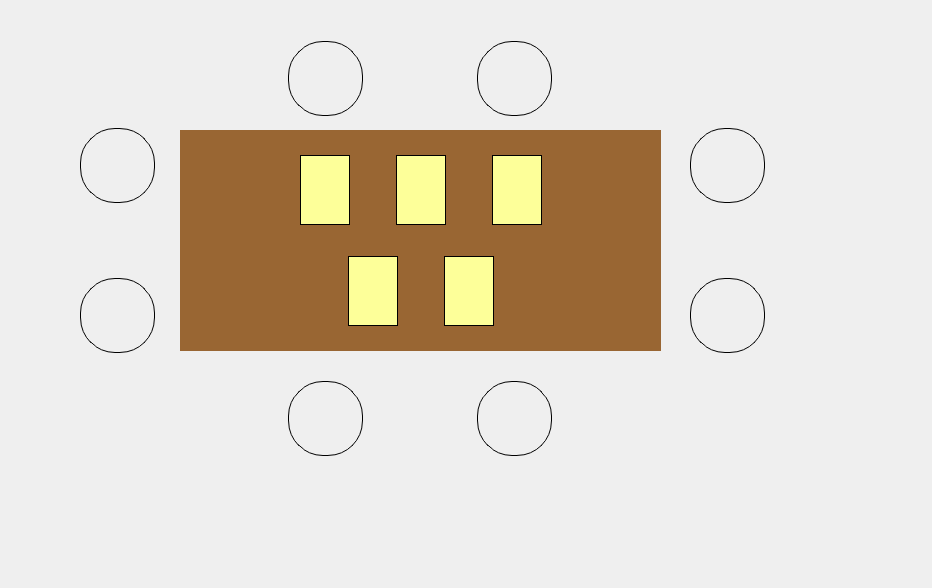
Old version of the form test_craig/plateau.ui in the repository gbequet/time_bomb.
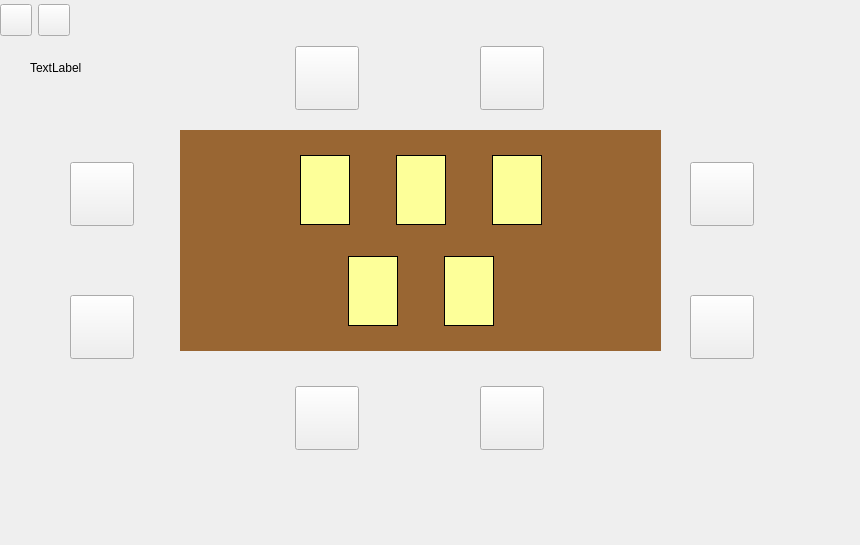
New version of the form. Icons and pictures are not drawn.

Commit message: Plateau de jeu

The edit to the form file:
```diff
--- a/test_craig/plateau.ui
+++ b/test_craig/plateau.ui
@@ -6,8 +6,8 @@
    <rect>
     <x>0</x>
     <y>0</y>
-    <width>932</width>
-    <height>588</height>
+    <width>860</width>
+    <height>545</height>
    </rect>
   </property>
   <property name="windowTitle">
@@ -310,7 +310,81 @@
      <height>41</height>
     </rect>
    </property>
-   <layout class="QHBoxLayout" name="Infos_line"/>
+   <layout class="QHBoxLayout" name="Infos_line">
+    <item>
+     <widget class="QPushButton" name="home_button">
+      <property name="minimumSize">
+       <size>
+        <width>32</width>
+        <height>32</height>
+       </size>
+      </property>
+      <property name="maximumSize">
+       <size>
+        <width>32</width>
+        <height>32</height>
+       </size>
+      </property>
+      <property name="styleSheet">
+       <string notr="true">border-image: url(:icons/button-home.png);</string>
+      </property>
+      <property name="text">
+       <string/>
+      </property>
+     </widget>
+    </item>
+    <item>
+     <widget class="QPushButton" name="rules_button">
+      <property name="minimumSize">
+       <size>
+        <width>32</width>
+        <height>32</height>
+       </size>
+      </property>
+      <property name="maximumSize">
+       <size>
+        <width>32</width>
+        <height>32</height>
+       </size>
+      </property>
+      <property name="styleSheet">
+       <string notr="true">border-image: url(:icons/button-rules.png);</string>
+      </property>
+      <property name="text">
+       <string/>
+      </property>
+     </widget>
+    </item>
+    <item>
+     <spacer name="horizontalSpacer_2">
+      <property name="orientation">
+       <enum>Qt::Horizontal</enum>
+      </property>
+      <property name="sizeHint" stdset="0">
+       <size>
+        <width>40</width>
+        <height>20</height>
+       </size>
+      </property>
+     </spacer>
+    </item>
+    <item>
+     <spacer name="horizontalSpacer">
+      <property name="orientation">
+       <enum>Qt::Horizontal</enum>
+      </property>
+      <property name="sizeHint" stdset="0">
+       <size>
+        <width>40</width>
+        <height>20</height>
+       </size>
+      </property>
+     </spacer>
+    </item>
+    <item>
+     <layout class="QHBoxLayout" name="horizontalLayout_2"/>
+    </item>
+   </layout>
   </widget>
   <widget class="QWidget" name="horizontalLayoutWidget_2">
    <property name="geometry">
@@ -342,22 +416,24 @@
      </spacer>
     </item>
     <item>
-     <widget class="QWidget" name="player_bot_left" native="true">
+     <widget class="QPushButton" name="player_button_3">
       <property name="minimumSize">
        <size>
-        <width>75</width>
-        <height>75</height>
+        <width>64</width>
+        <height>64</height>
        </size>
       </property>
       <property name="maximumSize">
        <size>
-        <width>75</width>
-        <height>75</height>
+        <width>64</width>
+        <height>64</height>
        </size>
       </property>
       <property name="styleSheet">
-       <string notr="true">border : 1px solid black;
-border-radius:35px;</string>
+       <string notr="true">border-image: url(:back.png);</string>
+      </property>
+      <property name="text">
+       <string/>
       </property>
      </widget>
     </item>
@@ -378,22 +454,24 @@
      </spacer>
     </item>
     <item>
-     <widget class="QWidget" name="player_bot_right" native="true">
+     <widget class="QPushButton" name="player_button_4">
       <property name="minimumSize">
        <size>
-        <width>75</width>
-        <height>75</height>
+        <width>64</width>
+        <height>64</height>
        </size>
       </property>
       <property name="maximumSize">
        <size>
-        <width>75</width>
-        <height>75</height>
+        <width>64</width>
+        <height>64</height>
        </size>
       </property>
       <property name="styleSheet">
-       <string notr="true">border : 1px solid black;
-border-radius:35px;</string>
+       <string notr="true">border-image: url(:back.png);</string>
+      </property>
+      <property name="text">
+       <string/>
       </property>
      </widget>
     </item>
@@ -442,22 +520,24 @@
      </spacer>
     </item>
     <item>
-     <widget class="QWidget" name="player_top_left" native="true">
+     <widget class="QPushButton" name="player_button_8">
       <property name="minimumSize">
        <size>
-        <width>75</width>
-        <height>75</height>
+        <width>64</width>
+        <height>64</height>
        </size>
       </property>
       <property name="maximumSize">
        <size>
-        <width>75</width>
-        <height>75</height>
+        <width>64</width>
+        <height>64</height>
        </size>
       </property>
       <property name="styleSheet">
-       <string notr="true">border : 1px solid black;
-border-radius:35px;</string>
+       <string notr="true">border-image: url(:back.png);</string>
+      </property>
+      <property name="text">
+       <string/>
       </property>
      </widget>
     </item>
@@ -478,22 +558,24 @@
      </spacer>
     </item>
     <item>
-     <widget class="QWidget" name="player_top_right" native="true">
+     <widget class="QPushButton" name="player_button_7">
       <property name="minimumSize">
        <size>
-        <width>75</width>
-        <height>75</height>
+        <width>64</width>
+        <height>64</height>
        </size>
       </property>
       <property name="maximumSize">
        <size>
-        <width>75</width>
-        <height>75</height>
+        <width>64</width>
+        <height>64</height>
        </size>
       </property>
       <property name="styleSheet">
-       <string notr="true">border : 1px solid black;
-border-radius:35px;</string>
+       <string notr="true">border-image: url(:back.png);</string>
+      </property>
+      <property name="text">
+       <string/>
       </property>
      </widget>
     </item>
@@ -518,10 +600,10 @@
   <widget class="QWidget" name="verticalLayoutWidget">
    <property name="geometry">
     <rect>
-     <x>80</x>
-     <y>60</y>
-     <width>77</width>
-     <height>361</height>
+     <x>70</x>
+     <y>100</y>
+     <width>71</width>
+     <height>321</height>
     </rect>
    </property>
    <layout class="QVBoxLayout" name="players_line_left">
@@ -539,22 +621,24 @@
      </spacer>
     </item>
     <item>
-     <widget class="QWidget" name="player_left_top" native="true">
+     <widget class="QPushButton" name="player_button">
       <property name="minimumSize">
        <size>
-        <width>75</width>
-        <height>75</height>
+        <width>64</width>
+        <height>64</height>
        </size>
       </property>
       <property name="maximumSize">
        <size>
-        <width>75</width>
-        <height>75</height>
+        <width>64</width>
+        <height>64</height>
        </size>
       </property>
       <property name="styleSheet">
-       <string notr="true">border : 1px solid black;
-border-radius:35px;</string>
+       <string notr="true">border-image: url(:back.png);</string>
+      </property>
+      <property name="text">
+       <string/>
       </property>
      </widget>
     </item>
@@ -572,22 +656,25 @@
      </spacer>
     </item>
     <item>
-     <widget class="QWidget" name="player_left_bot" native="true">
+     <widget class="QPushButton" name="player_button_2">
       <property name="minimumSize">
        <size>
-        <width>75</width>
-        <height>75</height>
+        <width>64</width>
+        <height>64</height>
        </size>
       </property>
       <property name="maximumSize">
        <size>
-        <width>75</width>
-        <height>75</height>
+        <width>64</width>
+        <height>64</height>
        </size>
       </property>
       <property name="styleSheet">
-       <string notr="true">border : 1px solid black;
-border-radius:35px;</string>
+       <string notr="true">border-image: url(:back.png);
+</string>
+      </property>
+      <property name="text">
+       <string/>
       </property>
      </widget>
     </item>
@@ -610,9 +697,9 @@
    <property name="geometry">
     <rect>
      <x>690</x>
-     <y>60</y>
-     <width>77</width>
-     <height>361</height>
+     <y>100</y>
+     <width>71</width>
+     <height>321</height>
     </rect>
    </property>
    <layout class="QVBoxLayout" name="players_line_right">
@@ -630,22 +717,24 @@
      </spacer>
     </item>
     <item>
-     <widget class="QWidget" name="player_right_top" native="true">
+     <widget class="QPushButton" name="player_button_6">
       <property name="minimumSize">
        <size>
-        <width>75</width>
-        <height>75</height>
+        <width>64</width>
+        <height>64</height>
        </size>
       </property>
       <property name="maximumSize">
        <size>
-        <width>75</width>
-        <height>75</height>
+        <width>64</width>
+        <height>64</height>
        </size>
       </property>
       <property name="styleSheet">
-       <string notr="true">border : 1px solid black;
-border-radius:35px;</string>
+       <string notr="true">border-image: url(:back.png);</string>
+      </property>
+      <property name="text">
+       <string/>
       </property>
      </widget>
     </item>
@@ -663,22 +752,24 @@
      </spacer>
     </item>
     <item>
-     <widget class="QWidget" name="player_right_bot" native="true">
+     <widget class="QPushButton" name="player_button_5">
       <property name="minimumSize">
        <size>
-        <width>75</width>
-        <height>75</height>
+        <width>64</width>
+        <height>64</height>
        </size>
       </property>
       <property name="maximumSize">
        <size>
-        <width>75</width>
-        <height>75</height>
+        <width>64</width>
+        <height>64</height>
        </size>
       </property>
       <property name="styleSheet">
-       <string notr="true">border : 1px solid black;
-border-radius:35px;</string>
+       <string notr="true">border-image: url(:back.png);</string>
+      </property>
+      <property name="text">
+       <string/>
       </property>
      </widget>
     </item>
@@ -697,6 +788,19 @@
     </item>
    </layout>
   </widget>
+  <widget class="QLabel" name="label">
+   <property name="geometry">
+    <rect>
+     <x>30</x>
+     <y>60</y>
+     <width>60</width>
+     <height>16</height>
+    </rect>
+   </property>
+   <property name="text">
+    <string>TextLabel</string>
+   </property>
+  </widget>
  </widget>
  <resources/>
  <connections/>
```
The commit also changes 10 other files.
